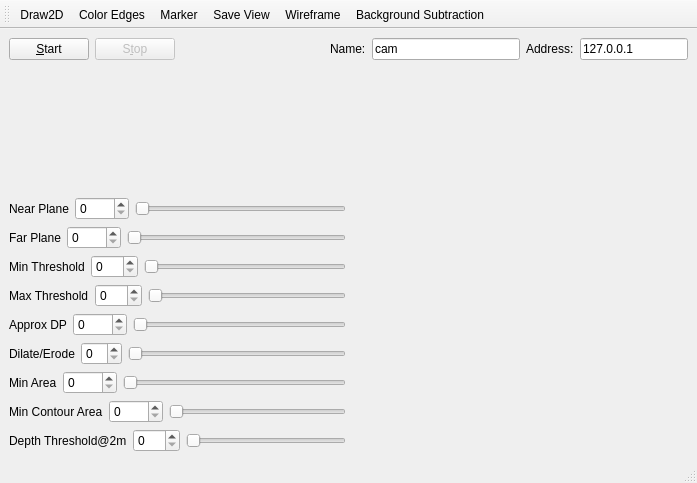
Old version of the form acquisition/AcquisitionUI.ui in the repository djgaspa/meshification.
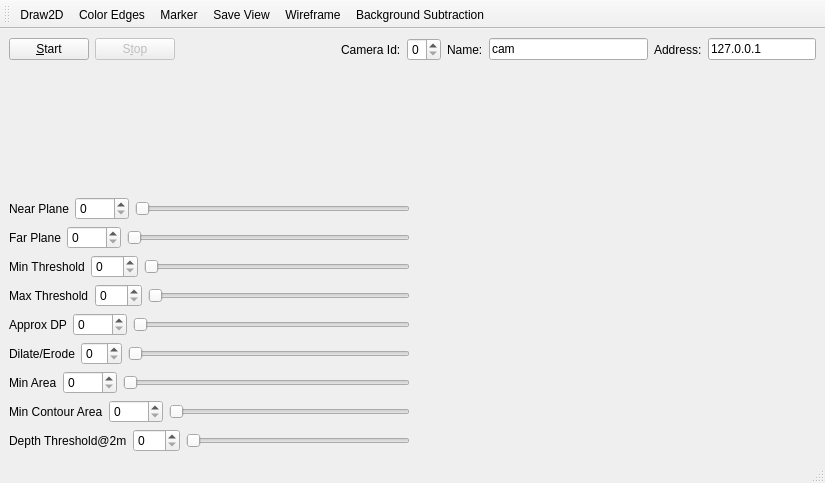
New version of the form. Custom widgets are drawn as their Qt base class.

Commit message: New spin box control in order to select the camera id to get data from.

```diff
--- a/acquisition/AcquisitionUI.ui
+++ b/acquisition/AcquisitionUI.ui
@@ -6,7 +6,7 @@
    <rect>
     <x>0</x>
     <y>0</y>
-    <width>697</width>
+    <width>825</width>
     <height>483</height>
    </rect>
   </property>
@@ -47,6 +47,23 @@
         </property>
        </spacer>
       </item>
+      <item>
+       <widget class="QLabel" name="lbl_camera">
+        <property name="text">
+         <string>Camera Id:</string>
+        </property>
+        <property name="buddy">
+         <cstring>sb_camera</cstring>
+        </property>
+       </widget>
+      </item>
+      <item>
+       <widget class="QSpinBox" name="sb_camera">
+        <property name="maximum">
+         <number>3</number>
+        </property>
+       </widget>
+      </item>
       <item>
        <widget class="QLabel" name="lbl_name">
         <property name="text">
```
Left out of the diff: 8 changed lines with no effect on the pictures. The commit also changes 1 other file.
